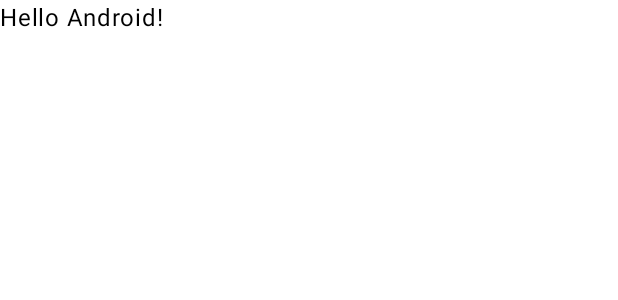
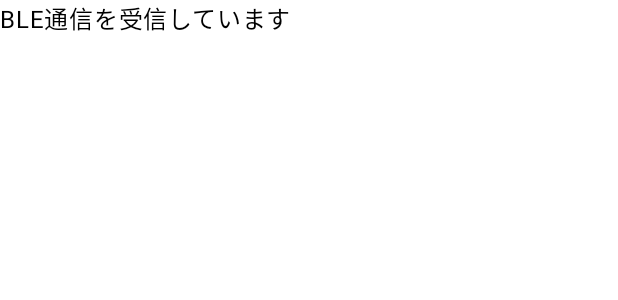
Before and after one commit to Hayato2158/BLEtest2, an Android app built with Jetpack Compose: the @Preview function GreetingPreview, on a phone screen of 412 x 824 dp. Shown: the top 300 px of the screen. Run offline under Robolectric (Android 15) with nearby library versions, the phone set to English and light mode, and no system bars.

Commit message:
BLEtest 最終形態

```diff
--- a/app/src/main/AndroidManifest.xml
+++ b/app/src/main/AndroidManifest.xml
@@ -12,14 +12,15 @@
         android:supportsRtl="true"
         android:theme="@style/Theme.BLEtest"
         tools:targetApi="31">
+
         <activity
             android:name=".MainActivity"
             android:exported="true"
             android:label="@string/app_name"
             android:theme="@style/Theme.BLEtest">
+
             <intent-filter>
                 <action android:name="android.intent.action.MAIN" />
-
                 <category android:name="android.intent.category.LAUNCHER" />
             </intent-filter>
         </activity>
--- a/app/src/main/java/com/example/bletest/MainActivity.kt
+++ b/app/src/main/java/com/example/bletest/MainActivity.kt
@@ -37,7 +37,7 @@ class MainActivity : ComponentActivity() {
 @Composable
 fun Greeting(name: String, modifier: Modifier = Modifier) {
     Text(
-        text = "Hello $name!",
+        text = "BLE通信を受信しています",
         modifier = modifier
     )
 }
```
